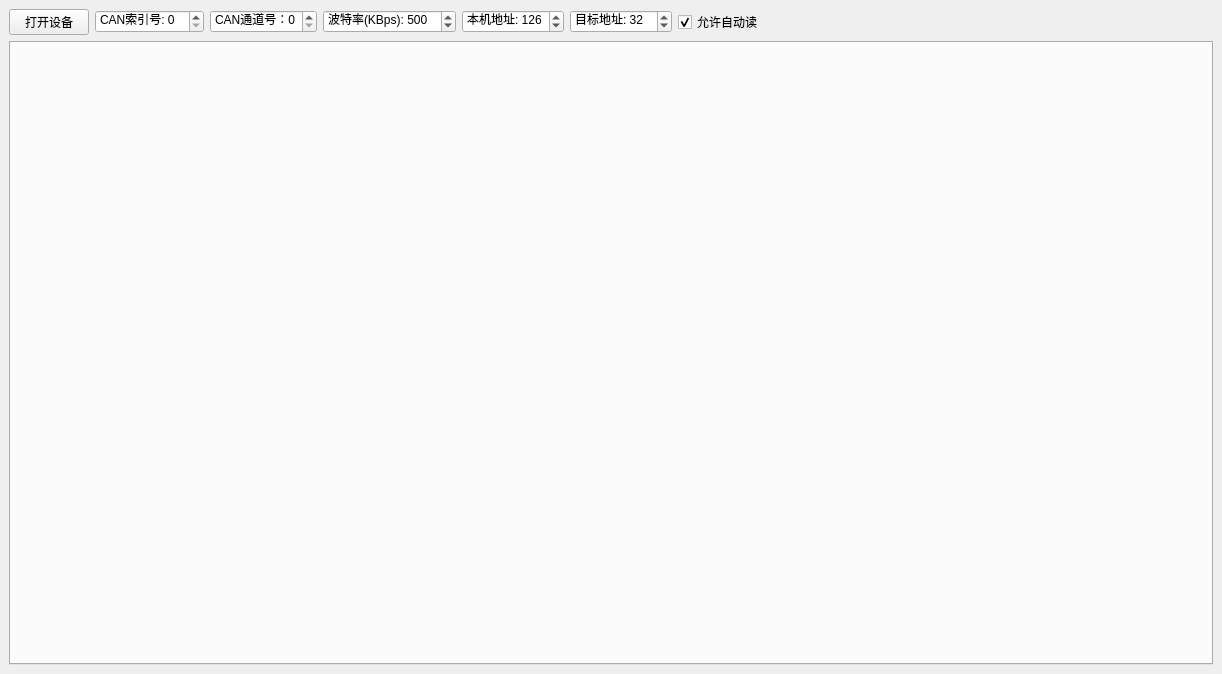
Qt form mainwindow.ui (a9876653/qt-j1939) before a commit.
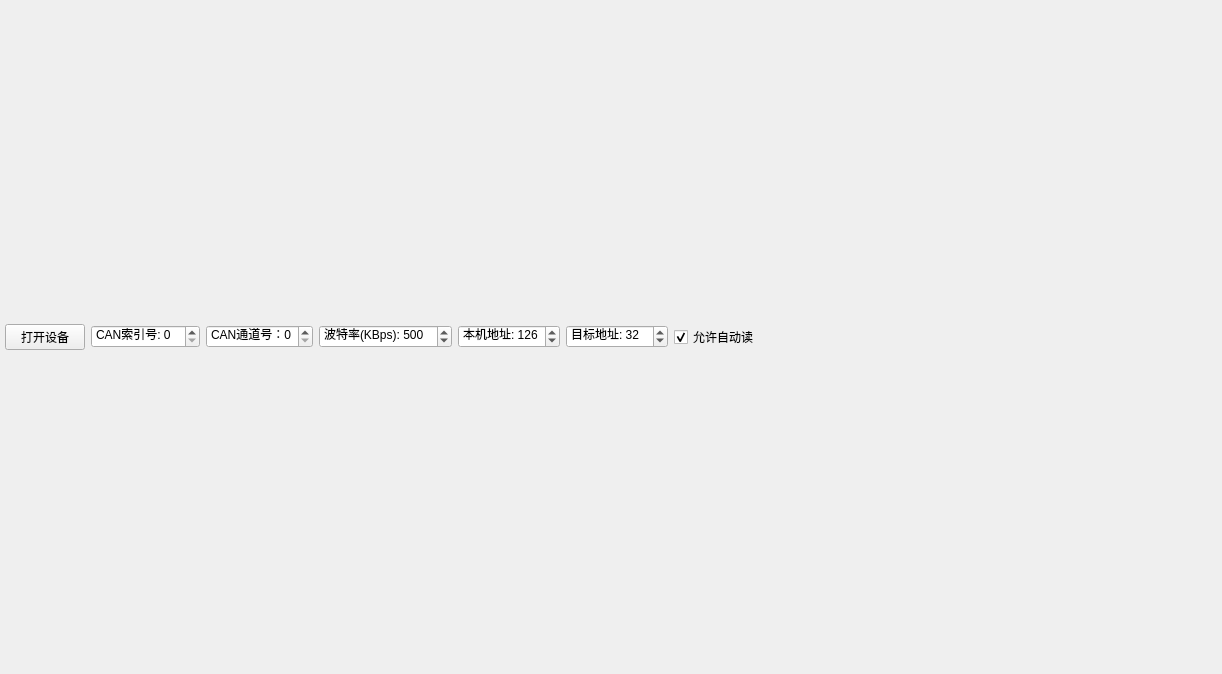
The same form after that commit. Icons and pictures are not drawn.

```diff
--- a/mainwindow.ui
+++ b/mainwindow.ui
@@ -26,17 +26,19 @@
   <widget class="QWidget" name="centralwidget">
    <layout class="QGridLayout" name="gridLayout" rowstretch="0,0,0,0,0" columnstretch="0,0,0,0,0,0">
     <property name="leftMargin">
-     <number>9</number>
+     <number>5</number>
+    </property>
+    <property name="topMargin">
+     <number>5</number>
     </property>
     <property name="rightMargin">
-     <number>9</number>
+     <number>5</number>
+    </property>
+    <property name="bottomMargin">
+     <number>5</number>
     </property>
     <item row="4" column="0" colspan="6">
-     <layout class="QHBoxLayout" name="horizontalLayout">
-      <item>
-       <widget class="QTabWidget" name="tabWidget"/>
-      </item>
-     </layout>
+     <layout class="QHBoxLayout" name="horizontalLayout"/>
     </item>
     <item row="2" column="0">
      <layout class="QHBoxLayout" name="horizontalLayout_2">
```
